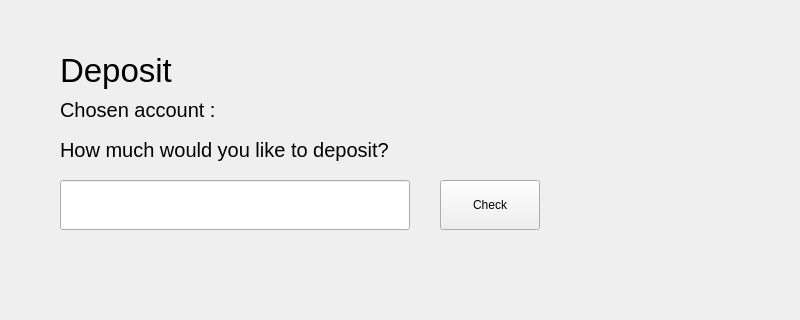
Qt form ui/deposit.ui (U-Keun/Qt_Account_Project) before a commit; both pictures show x 0 to 800 and y 0 to 320 of the 800 by 600 pixel window.
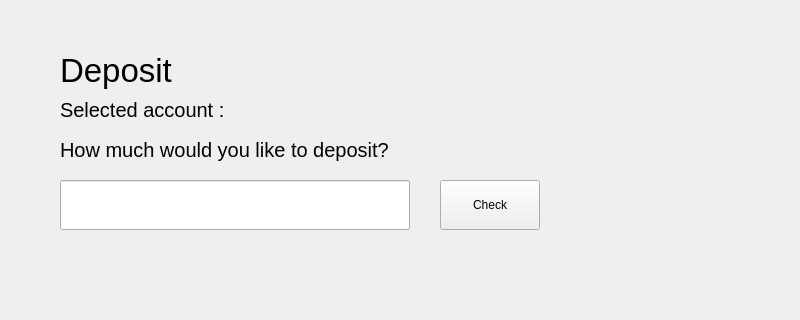
The same form after that commit.

What changed in the file:
```diff
--- a/ui/deposit.ui
+++ b/ui/deposit.ui
@@ -88,7 +88,7 @@
     </font>
    </property>
    <property name="text">
-    <string>Chosen account : </string>
+    <string>Selected account : </string>
    </property>
   </widget>
   <widget class="QLineEdit" name="lineEdit">
```
Left out of the diff: 2 changed lines with no effect on the pictures.
